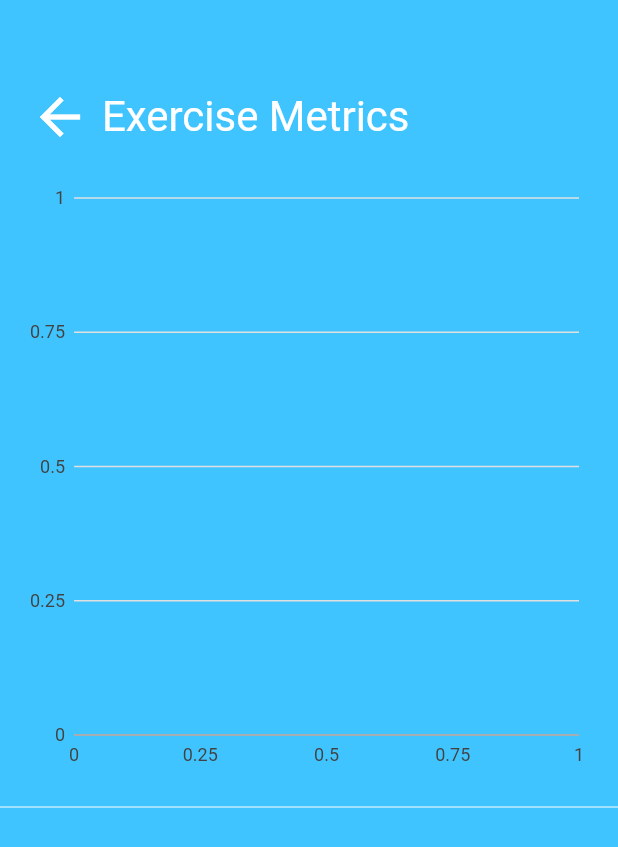
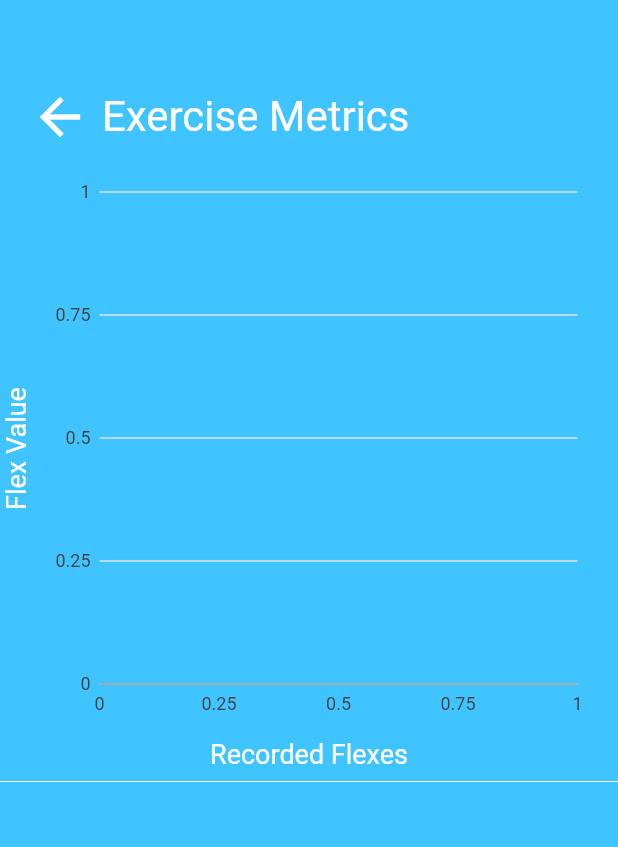
Before and after one commit to jamccauley/exoskeleton_app, a Flutter app: the EndEarly screen opened by its route, after a tap on "Yes", on a phone screen of 412 x 824 dp. Shown: the top 847 px of the screen. Run offline on Flutter 3.47's test engine with Material 2 defaults, Android fonts, the phone set to English and light mode, and no system bars; our stand-ins replace charts_flutter, flutter_blue.

Commit message:
Everything is working as of now. Some very random errors popping up occasionally.

```diff
--- a/lib/main.dart
+++ b/lib/main.dart
@@ -50,7 +50,7 @@ class BluetoothSetup {
   var message;
   BluetoothCharacteristic serialPort;
 
-  deviceScan() async{
+  deviceScan(BuildContext context) async{
     scanSubscription = null;
     scanSubscription = bluetooth.scan().listen((scanResult) {
       _device = scanResult.device;
@@ -58,6 +58,7 @@ class BluetoothSetup {
 
       if (_device.name == 'BlunoMega'){
         connect(_device);
+        showAlertDialog(context, "Device Connected", "Bluno Mega Found and Connected");
       }
     });
   }
@@ -336,6 +337,7 @@ class ExerciseState extends State<InProgress> {
                             if(blue._device != null){
                               setState(() {
                                 exerciseStarted = true;
+                                exerciseComplete = false;
                               });
                               if(pushedExercise.contains("Elbow")) {
                                 blue.sendData([101, 108, 98],context);
@@ -377,10 +379,6 @@ class ExerciseState extends State<InProgress> {
   void stopButton() {
     if (exerciseComplete == false) {
       Navigator.pushNamed(context, '/EndEarly');
-    } else {
-      //blue.sendData([115,116,111,112]);
-      Navigator.pop(context);
-      exerciseComplete = false;
     }
   }
   void backArrow () {
@@ -425,10 +423,6 @@ class ExerciseEndState extends State<EndEarly> {
                       repCounter = 0;
                       i = 0;
                       Navigator.pushNamed(context, '/Metrics');
-                      setState(() {
-                        exerciseComplete = true;
-                        exerciseStarted = false;
-                      });
                     },
                     child: Text(
                       "Yes",
@@ -465,14 +459,19 @@ class ExerciseEndState extends State<EndEarly> {
 class MetricsState extends State<Metrics> {
 
   @override
-  static var data = flexData;
+  static List<FlexData> getData() {
+    var data = flexData;
+    return data;
+  }
+
+  static var color = new charts.Color();
 
   static var series = [
     new charts.Series(
       domainFn: (FlexData chartData, _) => chartData.index,
       measureFn: (FlexData chartData, _) => chartData.flex,
       id: 'Flex Value',
-      data: data,
+      data: getData(),
     ),
   ];
 
@@ -495,9 +494,8 @@ class MetricsState extends State<Metrics> {
                   icon: Icon(Icons.arrow_back),
                   tooltip: "Back to home screen",
                   onPressed: () {
+                    clearData();
                     Navigator.pushNamed(context,'/');
-                    flexData = [];
-                    receivedFlexValues = [];
                   },
                   color: Colors.white,
                   iconSize: 40,
@@ -509,13 +507,28 @@ class MetricsState extends State<Metrics> {
               ],
             ),
           ),
-          Padding(
-            padding: EdgeInsets.all(12),
-            child: Container(
-              height: 400.0,
-              width: 400.0,
-              child: chart,
+          Row(
+          children: <Widget>[
+            RotatedBox(
+              quarterTurns: 3,
+              child: Text(
+                "Flex Value",
+                style: TextStyle(color: Colors.white,fontSize: 18),
+              ),
             ),
+            Padding(
+              padding: EdgeInsets.all(8),
+              child: Container(
+                height: 370.0,
+                width: 370.0,
+                child: chart,
+              ),
+            ),
+          ]
+          ),
+          Text(
+            "Recorded Flexes",
+            style: TextStyle(color: Colors.white,fontSize: 18),
           ),
           Divider(
             color: Colors.white,
@@ -523,6 +536,10 @@ class MetricsState extends State<Metrics> {
         ],
       ),
     );
+  }
+  void clearData() {
+    flexData.clear();
+    receivedFlexValues.clear();
   }
 }
 
@@ -569,7 +586,7 @@ class BluetoothState extends State<Bluetooth> {
                 style: TextStyle(fontSize: 31),
               ),
               onPressed: () {
-                blue.deviceScan();
+                blue.deviceScan(context);
                 setState(() {
                   blue.deviceConnected;
                 });
@@ -651,7 +668,7 @@ serialHandler(List<int> serialData) {
   }
   else{
     receivedFlexValues.add(serialData[0]);
-    flexData.add(FlexData(i, receivedFlexValues[i]));
+    flexData.add(FlexData(i, receivedFlexValues[i],Colors.deepOrangeAccent));
     i++;
     lastMessage = false;
   }
@@ -660,6 +677,9 @@ serialHandler(List<int> serialData) {
 class FlexData {
   final int index;
   final int flex;
+  final charts.Color color;
 
-  FlexData(this.index, this.flex);
+  FlexData(this.index, this.flex, Color color)
+      : this.color = new charts.Color(
+      r: color.red, g: color.green, b: color.blue, a: color.alpha);
 }
```
